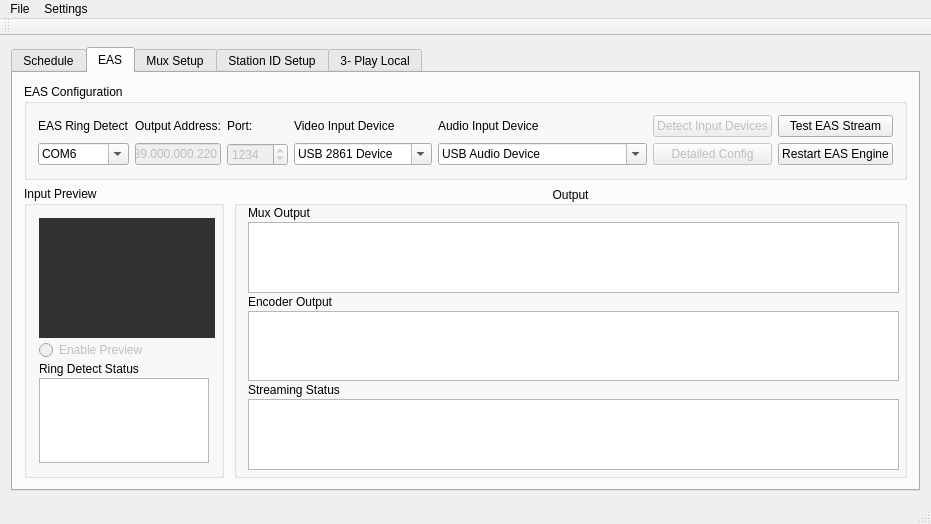
First picture: the form in Source/mainwindow.ui, repository dedicatedbroadcastsolutions/TvARP, before the edit.
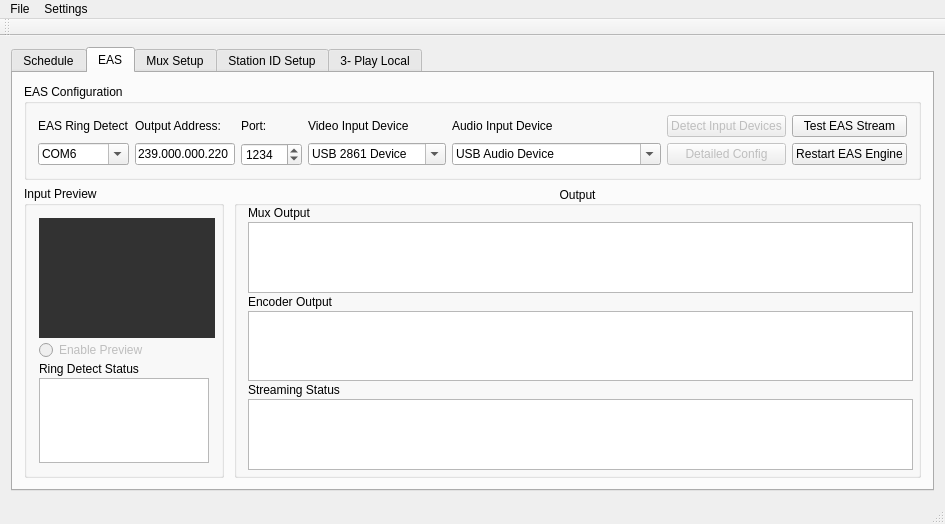
Second picture: the form after the edit. Icons and pictures are not drawn.

What changed in the file:
```diff
--- a/Source/mainwindow.ui
+++ b/Source/mainwindow.ui
@@ -194,7 +194,7 @@
              <item row="1" column="2">
               <widget class="QSpinBox" name="spinBox">
                <property name="enabled">
-                <bool>false</bool>
+                <bool>true</bool>
                </property>
                <property name="maximumSize">
                 <size>
@@ -216,11 +216,17 @@
              <item row="1" column="1">
               <widget class="QLineEdit" name="lineEdit">
                <property name="enabled">
-                <bool>false</bool>
+                <bool>true</bool>
+               </property>
+               <property name="minimumSize">
+                <size>
+                 <width>100</width>
+                 <height>0</height>
+                </size>
                </property>
                <property name="maximumSize">
                 <size>
-                 <width>190</width>
+                 <width>16777215</width>
                  <height>16777215</height>
                 </size>
                </property>
```
Left out of the diff: 4 changed lines with no effect on the pictures.
